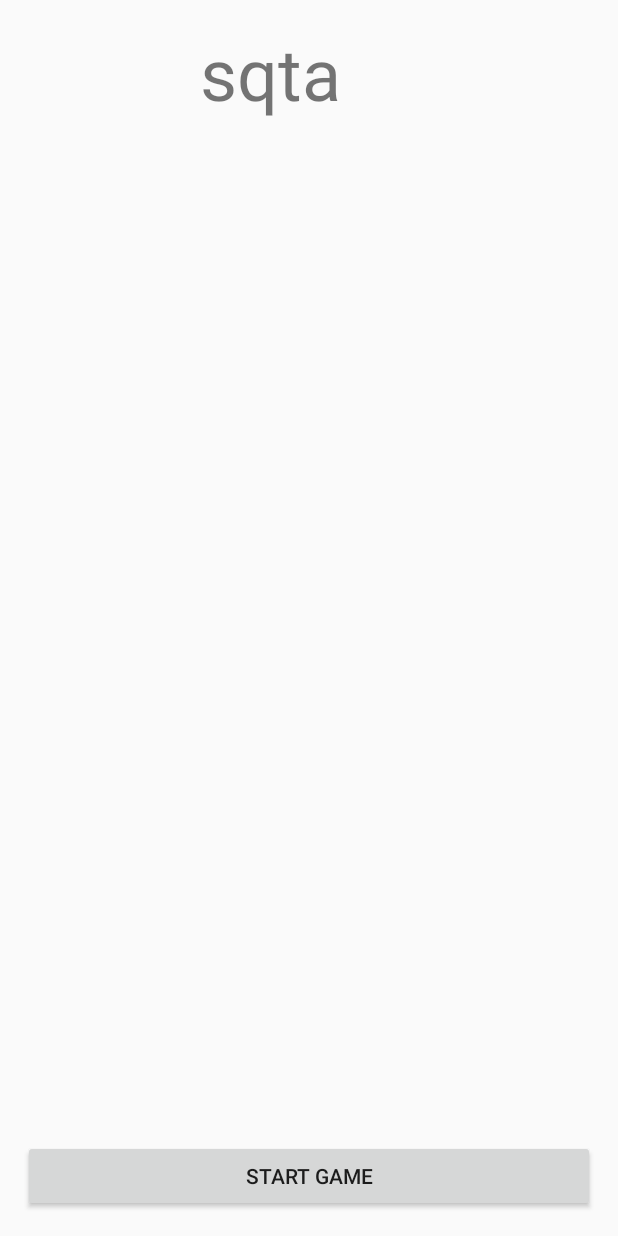
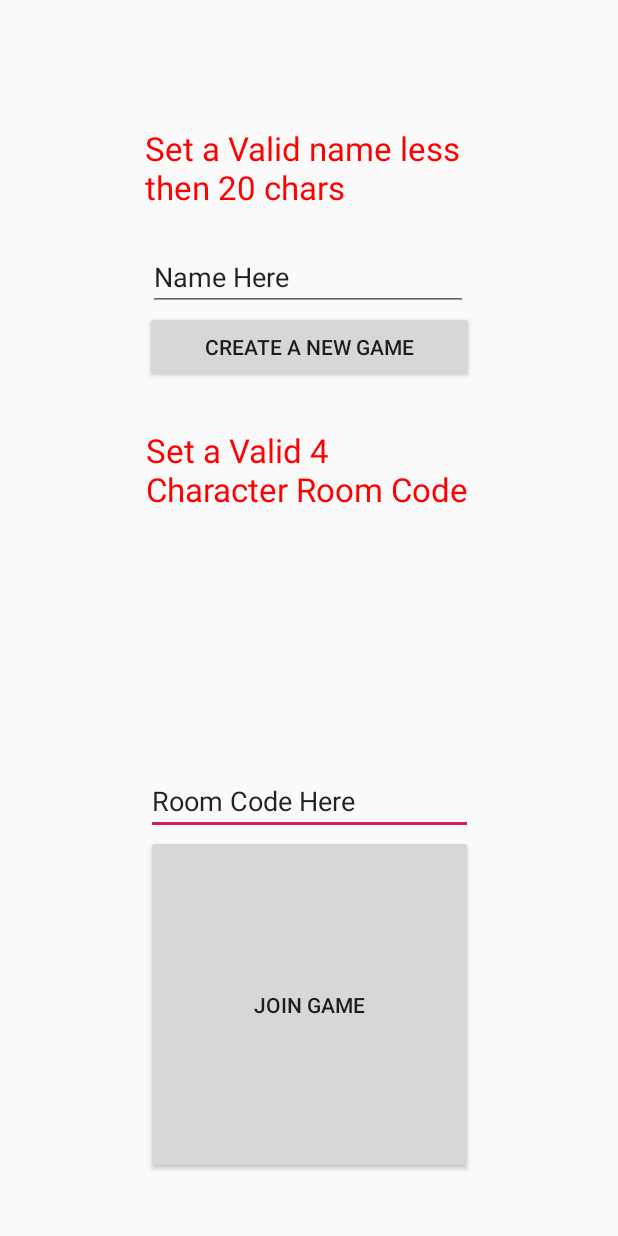
Before and after one commit to Topherade/DeathByDrinking, an Android app: the screen it shows after launch (StartGame before the commit, SetupGameActivity after it), after a tap on "CREATE A NEW GAME", on a phone screen of 412 x 824 dp. Run offline under Robolectric (Android 15) with nearby library versions, the phone set to English and light mode, and no system bars; 1 other tap on this screen came first.

Commit message:
added player name boxes and name persistance

```diff
--- a/DeathbyDrinking/app/src/main/java/com/servebeer/cats/deathbydrinking/SetupGameActivity.java
+++ b/DeathbyDrinking/app/src/main/java/com/servebeer/cats/deathbydrinking/SetupGameActivity.java
@@ -20,21 +20,32 @@ public class SetupGameActivity extends AppCompatActivity {
     Button joinButton;
     EditText roomCodeTextBox;
     TextView gameStartInfoTextBox;
+    EditText nameTextBox;
+    TextView nameInfoTextBox;
     @Override
     protected void onCreate(Bundle savedInstanceState) {
         super.onCreate(savedInstanceState);
         setContentView(R.layout.activity_setup_game);
-        Toolbar toolbar = (Toolbar) findViewById(R.id.toolbar);
-        setSupportActionBar(toolbar);
 
         roomCodeTextBox = (EditText) findViewById(R.id.RoomCode);
         gameStartInfoTextBox = (TextView) findViewById(R.id.GameStartInfo);
+        nameTextBox = (EditText) findViewById(R.id.NameBox);
+        nameInfoTextBox = (TextView) findViewById(R.id.NameInfoBox);
 
         createButton = (Button) findViewById(R.id.CreateGame);
         createButton.setOnClickListener(new View.OnClickListener(){
             @Override
             public void onClick(View v) {
-                goToStartGame("");
+                String name = nameTextBox.getText().toString();
+                Boolean startGame = Boolean.TRUE;
+                if ((name.equals("")) || (name.length() > 20) || name.contains("Name")){
+                    nameInfoTextBox.setText("Set a Valid name less then 20 chars");
+                    nameInfoTextBox.setTextColor(Color.parseColor("red"));
+                    startGame = false;
+                }
+                if (startGame) {
+                    goToStartGame("", name);
+                }
             }
         });
 
@@ -43,21 +54,31 @@ public class SetupGameActivity extends AppCompatActivity {
             @Override
             public void onClick(View v) {
                 String roomCode = roomCodeTextBox.getText().toString();
+                String name = nameTextBox.getText().toString();
+                Boolean startGame = Boolean.TRUE;
                 Log.d("LogSetupGameActivity", "roomcode is " + roomCode);
                 if ((roomCode.equals("")) || (roomCode.length() != 4)){
                     gameStartInfoTextBox.setText("Set a Valid 4 Character Room Code");
                     gameStartInfoTextBox.setTextColor(Color.parseColor("red"));
-                }else{
-                    goToStartGame(roomCode.substring(0,4).toLowerCase());
+                    startGame = false;
+                }
+                if ((name.equals("")) || (name.length() > 20) || name.contains("Name")){
+                    nameInfoTextBox.setText("Set a Valid name less then 20 chars");
+                    nameInfoTextBox.setTextColor(Color.parseColor("red"));
+                    startGame = false;
+                }
+                if (startGame){
+                    goToStartGame(roomCode.substring(0,4).toLowerCase(), name);
                 }
             }
         });
     }
-    private void goToStartGame(String roomCode) {
+    private void goToStartGame(String roomCode, String name) {
         if(roomCode == ""){
             roomCode = GeneratingRandomString();
         }
         ((MyApplication) this.getApplication()).setRoomCode(roomCode);
+        ((MyApplication) this.getApplication()).setName(name);
         Intent intent = new Intent(this, StartGame.class);
         startActivity(intent);
     }
--- a/DeathbyDrinking/app/src/main/java/com/servebeer/cats/deathbydrinking/StartGame.java
+++ b/DeathbyDrinking/app/src/main/java/com/servebeer/cats/deathbydrinking/StartGame.java
@@ -9,16 +9,18 @@ import android.view.View;
 import android.widget.TextView;
 
 public class StartGame extends AppCompatActivity {
+    TextView roomCodeTextBox;
+    TextView nameTextBox;
 
     @Override
     protected void onCreate(Bundle savedInstanceState) {
         super.onCreate(savedInstanceState);
         setContentView(R.layout.activity_start_game);
-        Toolbar toolbar = (Toolbar) findViewById(R.id.toolbar);
-        setSupportActionBar(toolbar);
 
-        TextView roomCodeTextBox = (TextView) findViewById(R.id.roomCodeText);
+        roomCodeTextBox = (TextView) findViewById(R.id.roomCodeText);
         roomCodeTextBox.setText(((MyApplication) this.getApplication()).getRoomCode());
+        nameTextBox = (TextView) findViewById(R.id.nameText);
+        nameTextBox.setText(((MyApplication) this.getApplication()).getName());
     }
 
 }
--- a/DeathbyDrinking/app/src/main/res/layout/content_setup_game.xml
+++ b/DeathbyDrinking/app/src/main/res/layout/content_setup_game.xml
@@ -53,4 +53,31 @@
         app:layout_constraintEnd_toEndOf="parent"
         app:layout_constraintStart_toStartOf="parent"
         app:layout_constraintTop_toTopOf="parent" />
+
+    <TextView
+        android:id="@+id/NameInfoBox"
+        android:layout_width="219dp"
+        android:layout_height="0dp"
+        android:layout_marginTop="84dp"
+        android:layout_marginBottom="12dp"
+        android:text="Enter Name Below"
+        android:textSize="22sp"
+        app:layout_constraintBottom_toTopOf="@+id/NameBox"
+        app:layout_constraintEnd_toEndOf="parent"
+        app:layout_constraintStart_toStartOf="parent"
+        app:layout_constraintTop_toBottomOf="parent"
+        app:layout_constraintTop_toTopOf="parent" />
+
+    <EditText
+        android:id="@+id/NameBox"
+        android:layout_width="wrap_content"
+        android:layout_height="wrap_content"
+        android:layout_marginEnd="1dp"
+        android:ems="10"
+        android:inputType="textPersonName"
+        android:text="Name Here"
+        app:layout_constraintBottom_toTopOf="@+id/CreateGame"
+        app:layout_constraintEnd_toEndOf="parent"
+        app:layout_constraintStart_toStartOf="parent" />
+
 </android.support.constraint.ConstraintLayout>
```
Also changed, not shown: DeathbyDrinking/app/src/main/AndroidManifest.xml (+0 -17 lines), DeathbyDrinking/app/src/main/java/com/servebeer/cats/deathbydrinking/MyApplication.java (+9 -0 lines), DeathbyDrinking/app/src/main/res/layout/content_start_game.xml (+34 -8 lines).
